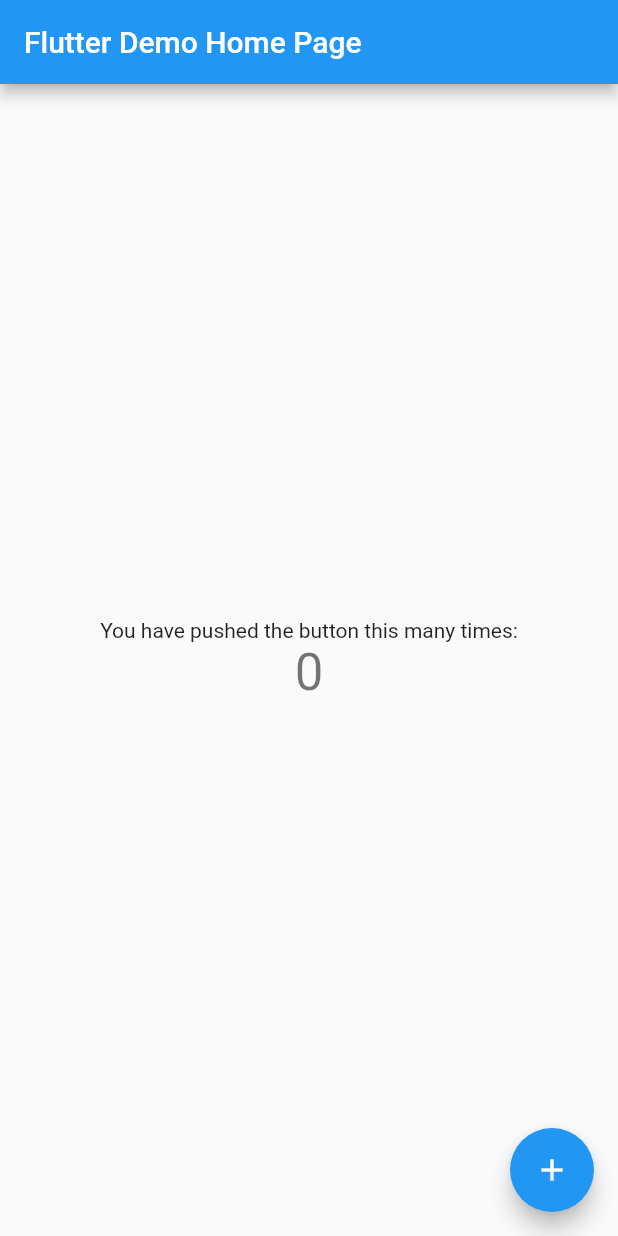
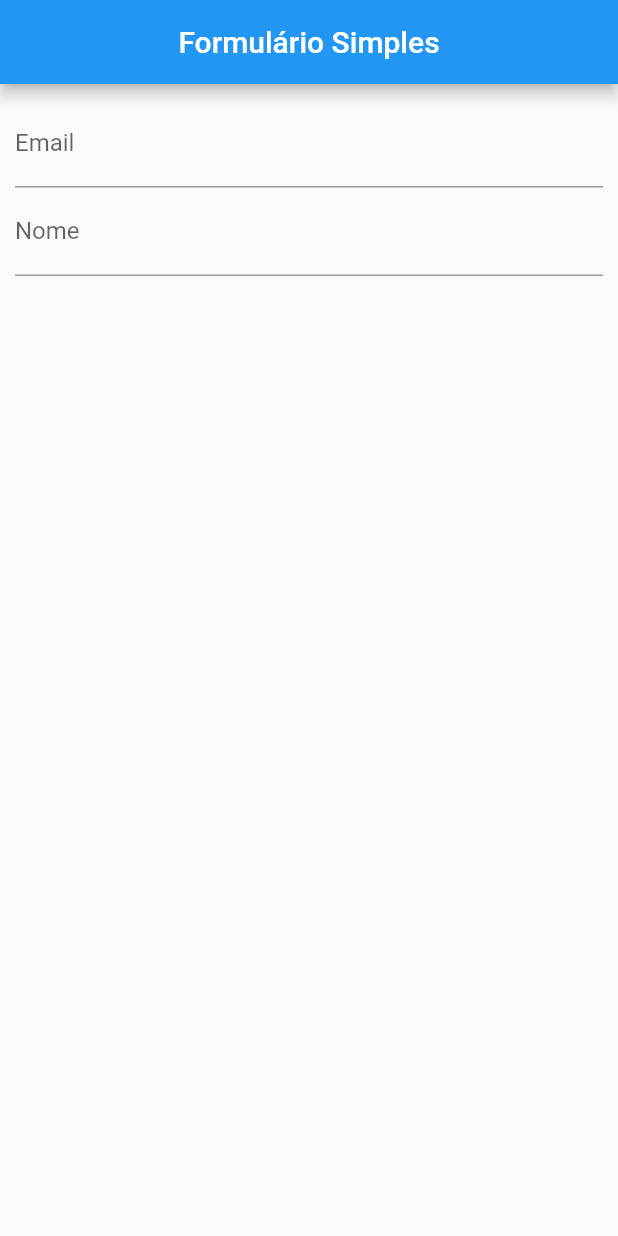
Before and after one commit to lucioeduardo/flutter-practice, a Flutter app: the screen it shows after launch, on a phone screen of 412 x 824 dp. Run offline on Flutter 3.47's test engine with Material 2 defaults, Android fonts, the phone set to English and light mode, and no system bars; our stand-ins replace dio, font_awesome_flutter, get_it.

Commit message:
⭐ : using composite pattern to validate fields

```diff
--- /dev/null
+++ b/design_patterns/composite_pattern/lib/form_page.dart
@@ -0,0 +1,54 @@
+import 'package:flutter/material.dart';
+
+import 'validation/multi_validator.dart';
+import 'validation/validator.dart';
+
+class FormPage extends StatefulWidget {
+  const FormPage({Key? key}) : super(key: key);
+
+  @override
+  State<FormPage> createState() => _FormPageState();
+}
+
+class _FormPageState extends State<FormPage> {
+  final _formKey = GlobalKey<FormState>();
+
+  @override
+  Widget build(BuildContext context) {
+    return Scaffold(
+      appBar: AppBar(
+        title: const Text('Formulário Simples'),
+        centerTitle: true,
+      ),
+      body: Form(
+        key: _formKey,
+        child: Padding(
+          padding: const EdgeInsets.all(10.0),
+          child: Column(
+            children: [
+              TextFormField(
+                decoration: const InputDecoration(
+                  label: Text('Email'),
+                ),
+                validator: MultiValidator(validators: [
+                  RequiredFieldValidator(),
+                  EmailValidator(),
+                ]),
+                autovalidateMode: AutovalidateMode.onUserInteraction,
+              ),
+              TextFormField(
+                decoration: const InputDecoration(
+                  label: Text('Nome'),
+                ),
+                validator: MultiValidator(validators: [
+                  RequiredFieldValidator(),
+                ]),
+                autovalidateMode: AutovalidateMode.onUserInteraction,
+              )
+            ],
+          ),
+        ),
+      ),
+    );
+  }
+}
--- a/design_patterns/composite_pattern/lib/main.dart
+++ b/design_patterns/composite_pattern/lib/main.dart
@@ -1,4 +1,6 @@
 import 'package:flutter/material.dart';
+
+import 'form_page.dart';
 
 void main() {
   runApp(const MyApp());
@@ -7,109 +9,14 @@ void main() {
 class MyApp extends StatelessWidget {
   const MyApp({Key? key}) : super(key: key);
 
-  // This widget is the root of your application.
   @override
   Widget build(BuildContext context) {
     return MaterialApp(
       title: 'Flutter Demo',
       theme: ThemeData(
-        // This is the theme of your application.
-        //
-        // Try running your application with "flutter run". You'll see the
-        // application has a blue toolbar. Then, without quitting the app, try
-        // changing the primarySwatch below to Colors.green and then invoke
-        // "hot reload" (press "r" in the console where you ran "flutter run",
-        // or simply save your changes to "hot reload" in a Flutter IDE).
-        // Notice that the counter didn't reset back to zero; the application
-        // is not restarted.
         primarySwatch: Colors.blue,
       ),
-      home: const MyHomePage(title: 'Flutter Demo Home Page'),
+      home: const FormPage(),
     );
   }
 }
-
-class MyHomePage extends StatefulWidget {
-  const MyHomePage({Key? key, required this.title}) : super(key: key);
-
-  // This widget is the home page of your application. It is stateful, meaning
-  // that it has a State object (defined below) that contains fields that affect
-  // how it looks.
-
-  // This class is the configuration for the state. It holds the values (in this
-  // case the title) provided by the parent (in this case the App widget) and
-  // used by the build method of the State. Fields in a Widget subclass are
-  // always marked "final".
-
-  final String title;
-
-  @override
-  State<MyHomePage> createState() => _MyHomePageState();
-}
-
-class _MyHomePageState extends State<MyHomePage> {
-  int _counter = 0;
-
-  void _incrementCounter() {
-    setState(() {
-      // This call to setState tells the Flutter framework that something has
-      // changed in this State, which causes it to rerun the build method below
-      // so that the display can reflect the updated values. If we changed
-      // _counter without calling setState(), then the build method would not be
-      // called again, and so nothing would appear to happen.
-      _counter++;
-    });
-  }
-
-  @override
-  Widget build(BuildContext context) {
-    // This method is rerun every time setState is called, for instance as done
-    // by the _incrementCounter method above.
-    //
-    // The Flutter framework has been optimized to make rerunning build methods
-    // fast, so that you can just rebuild anything that needs updating rather
-    // than having to individually change instances of widgets.
-    return Scaffold(
-      appBar: AppBar(
-        // Here we take the value from the MyHomePage object that was created by
-        // the App.build method, and use it to set our appbar title.
-        title: Text(widget.title),
-      ),
-      body: Center(
-        // Center is a layout widget. It takes a single child and positions it
-        // in the middle of the parent.
-        child: Column(
-          // Column is also a layout widget. It takes a list of children and
-          // arranges them vertically. By default, it sizes itself to fit its
-          // children horizontally, and tries to be as tall as its parent.
-          //
-          // Invoke "debug painting" (press "p" in the console, choose the
-          // "Toggle Debug Paint" action from the Flutter Inspector in Android
-          // Studio, or the "Toggle Debug Paint" command in Visual Studio Code)
-          // to see the wireframe for each widget.
-          //
-          // Column has various properties to control how it sizes itself and
-          // how it positions its children. Here we use mainAxisAlignment to
-          // center the children vertically; the main axis here is the vertical
-          // axis because Columns are vertical (the cross axis would be
-          // horizontal).
-          mainAxisAlignment: MainAxisAlignment.center,
-          children: <Widget>[
-            const Text(
-              'You have pushed the button this many times:',
-            ),
-            Text(
-              '$_counter',
-              style: Theme.of(context).textTheme.headline4,
-            ),
-          ],
-        ),
-      ),
-      floatingActionButton: FloatingActionButton(
-        onPressed: _incrementCounter,
-        tooltip: 'Increment',
-        child: const Icon(Icons.add),
-      ), // This trailing comma makes auto-formatting nicer for build methods.
-    );
-  }
-}
--- /dev/null
+++ b/design_patterns/composite_pattern/lib/validation/multi_validator.dart
@@ -0,0 +1,20 @@
+import 'validator.dart';
+
+class MultiValidator extends Validator {
+  final List<Validator> validators;
+
+  MultiValidator({
+    required this.validators,
+  });
+
+  @override
+  String? call(String? value) {
+    for (var validator in validators) {
+      final result = validator.call(value);
+      if (result != null) {
+        return result;
+      }
+    }
+    return null;
+  }
+}
--- /dev/null
+++ b/design_patterns/composite_pattern/lib/validation/validator.dart
@@ -0,0 +1,21 @@
+abstract class Validator {
+  String? call(String? value);
+}
+
+class EmailValidator extends Validator {
+  @override
+  String? call(String? value) {
+    final regex = RegExp(
+      r"^[a-zA-Z0-9.a-zA-Z0-9.!#$%&'*+-/=?^_`{|}~]+@[a-zA-Z0-9]+\.[a-zA-Z]+",
+    );
+    final isValid = regex.hasMatch(value ?? '');
+    return isValid ? null : 'Email inválido';
+  }
+}
+
+class RequiredFieldValidator extends Validator {
+  @override
+  String? call(String? value) {
+    return (value?.isEmpty ?? true) ? 'Campo obrigatório' : null;
+  }
+}
```
